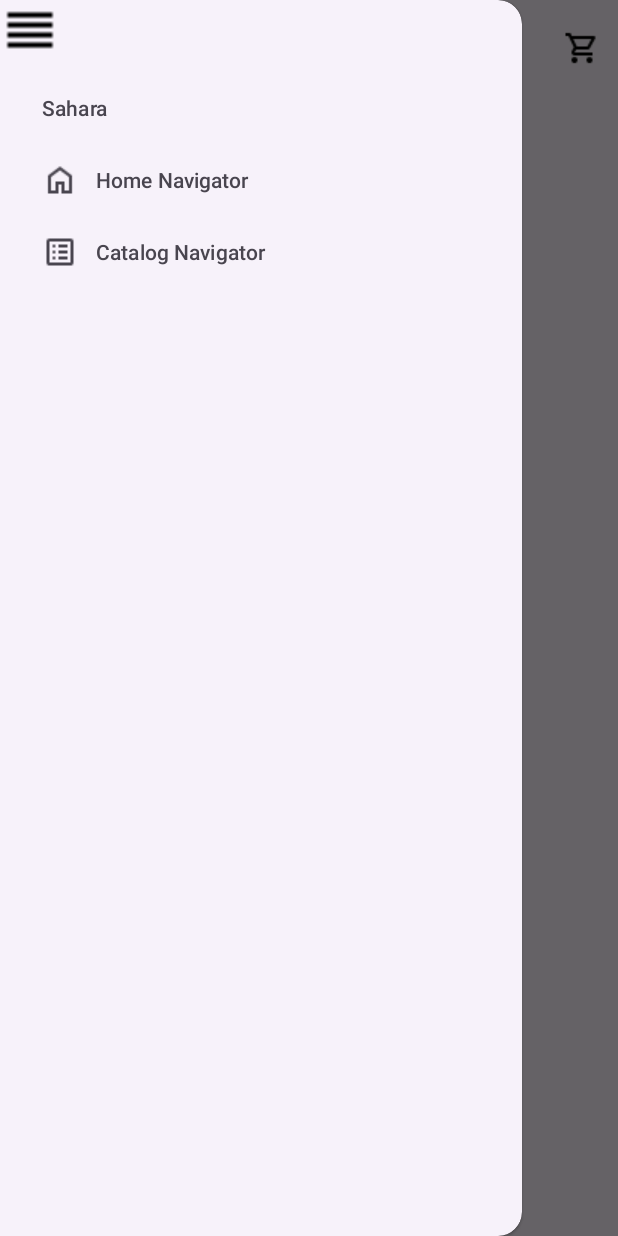
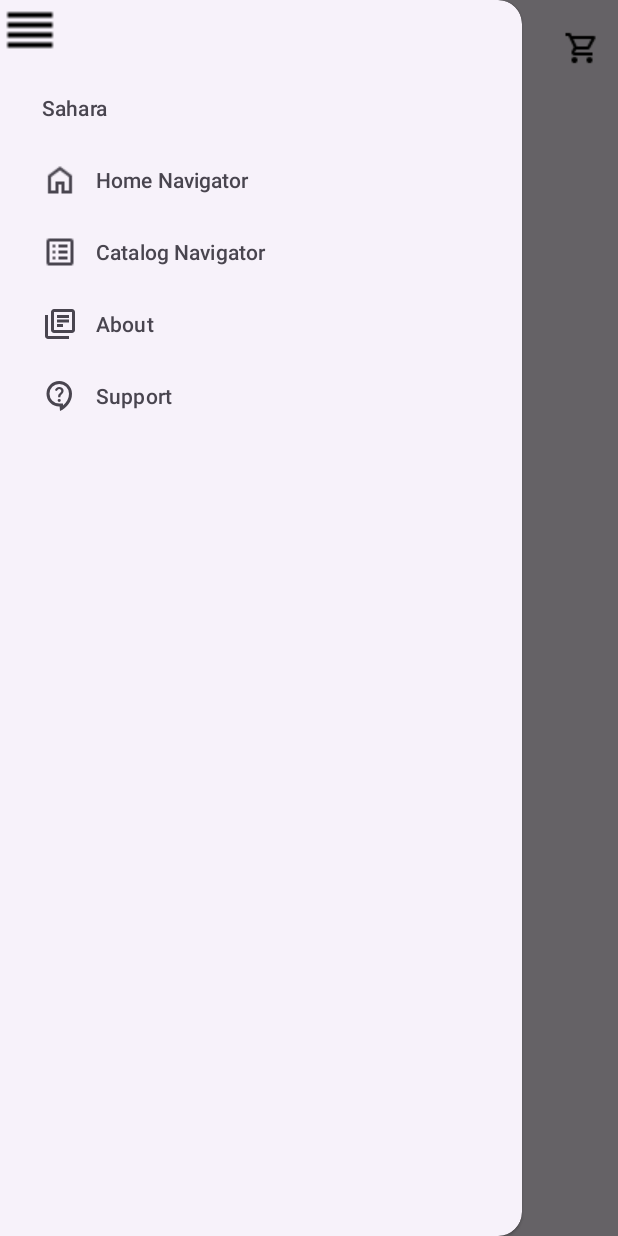
Before and after one commit to danbergeron3/Le-Shop, an Android app: the screen it shows after launch (MainActivity), with the side drawer open, on a phone screen of 412 x 824 dp. Run offline under Robolectric (Android 15) with nearby library versions, the phone set to English and light mode, and no system bars; our stand-ins replace navigation-ui.

Commit message:
added svgs for support and about, added fragments for SupportFragment, and AboutFragment, updated nav_graph.xml and nav menus for new fragments.

```diff
--- /dev/null
+++ b/app/src/main/res/drawable/about.xml
@@ -0,0 +1,9 @@
+<vector xmlns:android="http://schemas.android.com/apk/res/android"
+    android:width="24dp"
+    android:height="24dp"
+    android:viewportWidth="960"
+    android:viewportHeight="960">
+  <path
+      android:fillColor="#FF000000"
+      android:pathData="M400,560h160v-80L400,480v80ZM400,440h320v-80L400,360v80ZM400,320h320v-80L400,240v80ZM320,720q-33,0 -56.5,-23.5T240,640v-480q0,-33 23.5,-56.5T320,80h480q33,0 56.5,23.5T880,160v480q0,33 -23.5,56.5T800,720L320,720ZM320,640h480v-480L320,160v480ZM160,880q-33,0 -56.5,-23.5T80,800v-560h80v560h560v80L160,880ZM320,160v480,-480Z"/>
+</vector>
--- /dev/null
+++ b/app/src/main/res/drawable/contact_support.xml
@@ -0,0 +1,9 @@
+<vector xmlns:android="http://schemas.android.com/apk/res/android"
+    android:width="24dp"
+    android:height="24dp"
+    android:viewportWidth="960"
+    android:viewportHeight="960">
+  <path
+      android:fillColor="#FF000000"
+      android:pathData="m480,880 l-10,-120h-10q-142,0 -241,-99t-99,-241q0,-142 99,-241t241,-99q71,0 132.5,26.5t108,73q46.5,46.5 73,108T800,420q0,75 -24.5,144t-67,128q-42.5,59 -101,107T480,880ZM560,734q71,-60 115.5,-140.5T720,420q0,-109 -75.5,-184.5T460,160q-109,0 -184.5,75.5T200,420q0,109 75.5,184.5T460,680h100v54ZM459,639q17,0 29,-12t12,-29q0,-17 -12,-29t-29,-12q-17,0 -29,12t-12,29q0,17 12,29t29,12ZM430,512h60q0,-30 6,-42t38,-44q18,-18 30,-39t12,-45q0,-51 -34.5,-76.5T460,240q-44,0 -74,24.5T344,324l56,22q5,-17 19,-33.5t41,-16.5q27,0 40.5,15t13.5,33q0,17 -10,30.5T480,402q-35,30 -42.5,47.5T430,512ZM460,447Z"/>
+</vector>
--- a/app/src/main/res/menu/menu_drawer.xml
+++ b/app/src/main/res/menu/menu_drawer.xml
@@ -17,6 +17,19 @@
                 android:layout_width="wrap_content"
                 android:layout_height="wrap_content"
                 />
+            <item
+                android:id="@+id/aboutFragment"
+                android:layout_width="wrap_content"
+                android:layout_height="wrap_content"
+                android:title="@string/about"
+                android:icon="@drawable/about"/>
+            <item
+                android:id="@+id/supportFragment"
+                android:layout_width="wrap_content"
+                android:layout_height="wrap_content"
+                android:title="@string/support"
+                android:icon="@drawable/contact_support"/>
+
         </menu>
     </item>
 
--- a/app/src/main/res/navigation/nav_graph.xml
+++ b/app/src/main/res/navigation/nav_graph.xml
@@ -8,16 +8,22 @@
     <fragment
         android:id="@+id/homeFragment"
         android:name="com.mobileapp.le_shop.HomeFragment"
-        android:label="fragment_home"
+        android:label="Sahara"
         tools:layout="@layout/fragment_home" >
         <action
             android:id="@+id/action_homeFragment_to_catalogFragment"
             app:destination="@id/catalogFragment" />
+        <action
+            android:id="@+id/action_homeFragment_to_aboutFragment"
+            app:destination="@id/aboutFragment" />
+        <action
+            android:id="@+id/action_homeFragment_to_supportFragment"
+            app:destination="@id/supportFragment" />
     </fragment>
     <fragment
         android:id="@+id/catalogFragment"
         android:name="com.mobileapp.le_shop.CatalogFragment"
-        android:label="fragment_catalog"
+        android:label="Catalog"
         tools:layout="@layout/fragment_catalog" >
         <action
             android:id="@+id/action_catalogFragment_to_itemFragment"
@@ -26,12 +32,22 @@
     <fragment
         android:id="@+id/itemFragment"
         android:name="com.mobileapp.le_shop.ItemFragment"
-        android:label="fragment_item"
+        android:label="Item"
         tools:layout="@layout/fragment_item" >
     </fragment>
     <fragment
         android:id="@+id/cartFragment"
         android:name="com.mobileapp.le_shop.CartFragment"
-        android:label="fragment_cart"
+        android:label="Cart"
         tools:layout="@layout/fragment_cart" />
+    <fragment
+        android:id="@+id/aboutFragment"
+        android:name="com.mobileapp.le_shop.AboutFragment"
+        android:label="About"
+        tools:layout="@layout/fragment_about" />
+    <fragment
+        android:id="@+id/supportFragment"
+        android:name="com.mobileapp.le_shop.SupportFragment"
+        android:label="fragment_support"
+        tools:layout="@layout/fragment_support" />
 </navigation>
--- a/app/src/main/res/values/strings.xml
+++ b/app/src/main/res/values/strings.xml
@@ -12,4 +12,6 @@
         <item>Shirts</item>
         <item>Pants</item>
     </string-array>
+    <string name="about">About</string>
+    <string name="support">Support</string>
 </resources>
```
Also changed, not shown: app/src/main/java/com/mobileapp/le_shop/AboutFragment.java (added, +26 -0 lines), app/src/main/java/com/mobileapp/le_shop/SupportFragment.java (added, +26 -0 lines), app/src/main/res/layout/fragment_about.xml (added, +15 -0 lines), app/src/main/res/layout/fragment_support.xml (added, +15 -0 lines).
